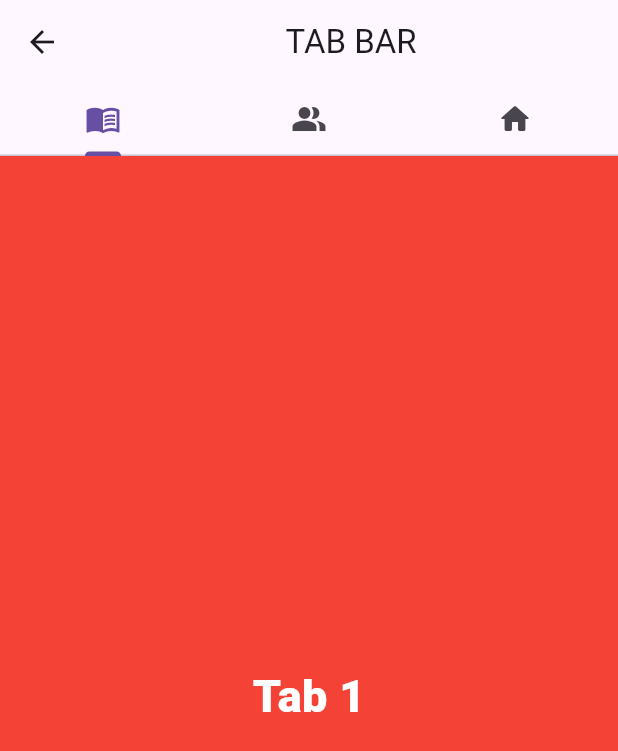
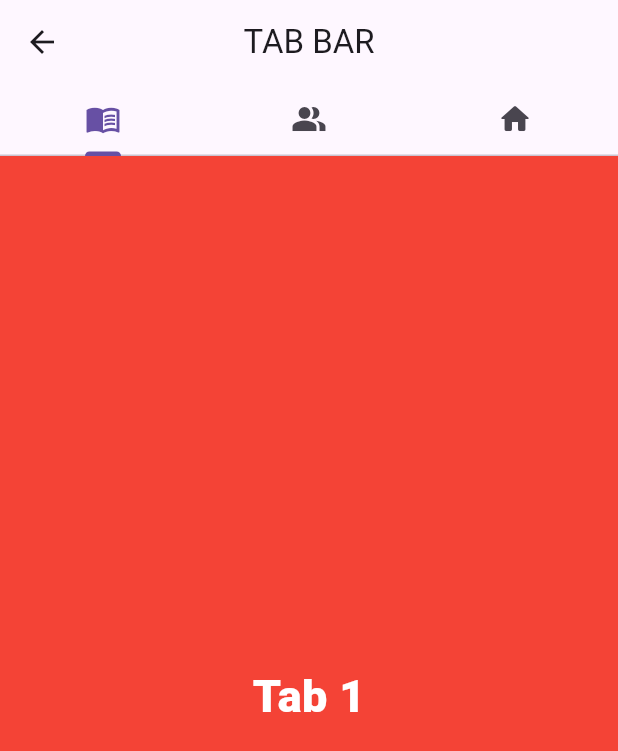
Before and after one commit to NikitaOomory/les_flutter_ui, a Flutter app: the screen it shows after launch, after a tap on "TapBar", on a phone screen of 412 x 824 dp. Shown: the top 751 px of the screen. Run offline on Flutter 3.47's test engine with Material 3 defaults, Android fonts, the phone set to English and light mode, and no system bars; our stand-ins replace glass.

Commit message:
Добавлен Drawer widget

```diff
--- a/lib/models/model_card_widget.dart
+++ b/lib/models/model_card_widget.dart
@@ -33,10 +33,10 @@ class ModelCardWidget{
     );
     wigets.add(
       ModelCardWidget(
-          name: 'Widget',
+          name: 'Drawer',
           icon: Icon(Icons.settings),
           boxColor: Colors.green,
-          navPath: '/',
+          navPath: '/les_drawer',
       ),
     );
     wigets.add(
--- a/lib/routes.dart
+++ b/lib/routes.dart
@@ -1,5 +1,6 @@
-import 'package:les_flutter_ui/views/les_container_screen/les_container_screen.dart';
-import 'package:les_flutter_ui/views/les_tap_bar/les_tap_bar_screen.dart';
+import 'package:les_flutter_ui/views/les_widgets/les_container_screen/les_container_screen.dart';
+import 'package:les_flutter_ui/views/les_widgets/les_drawer_screen/les_drawer_screen.dart';
+import 'package:les_flutter_ui/views/les_widgets/les_tap_bar/les_tap_bar_screen.dart';
 import 'package:les_flutter_ui/views/main_navigation_screen.dart';
 import 'package:les_flutter_ui/views/ui_kits/hack_your_w.dart';
 
@@ -8,4 +9,5 @@ final routes = {
   '/les_container_screen' : (context) => LesContainerScreen(),
   '/hack_your_w' : (context) => HackYourW(),
   '/les_tab_bar' : (context) => LesTapBarScreen(),
+  '/les_drawer' : (context) => LesDrawerScreen(),
 };
--- a/lib/views/les_tap_bar/les_tap_bar_screen.dart
+++ b/lib/views/les_widgets/les_tap_bar/les_tap_bar_screen.dart
@@ -13,7 +13,8 @@ class _LesTabBarScreen extends State<LesTapBarScreen> {
       //указываем количество Tabs
       child: Scaffold(
         appBar: AppBar(
-          title: Center(child: Text('TAB BAR')),
+          centerTitle: true,
+          title: Text('TAB BAR'),
         ),
         body: Column(
           //создаём структуру Column чтобы вставить плашку с табами и главную часть отображаемого интерфейса
```
Also changed, not shown: lib/views/les_widgets/les_drawer_screen/les_drawer_screen.dart (added, +91 -0 lines), lib/views/les_widgets/les_container_screen/les_container_screen.dart (renamed from lib/views/les_container_screen/les_container_screen.dart).
